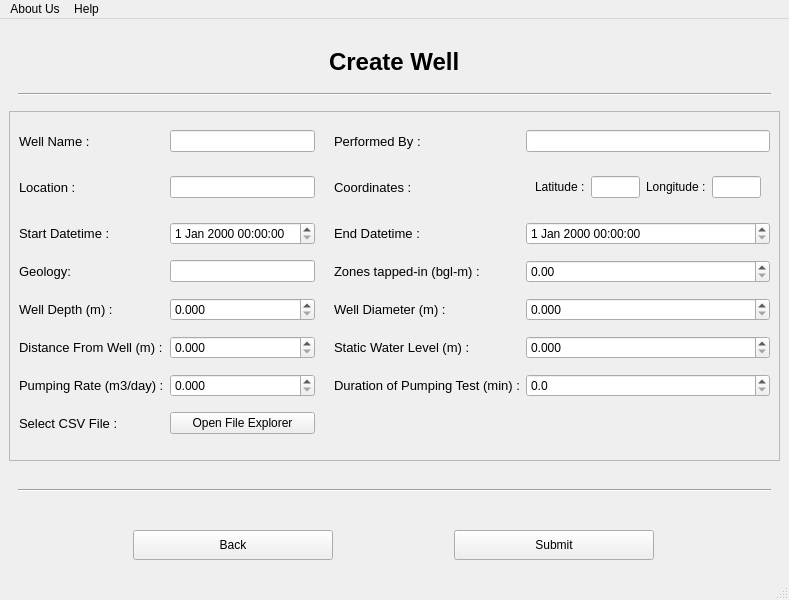
Qt form create_well.ui (dhairyashil-G/CGWB-Desktop-App) before a commit.
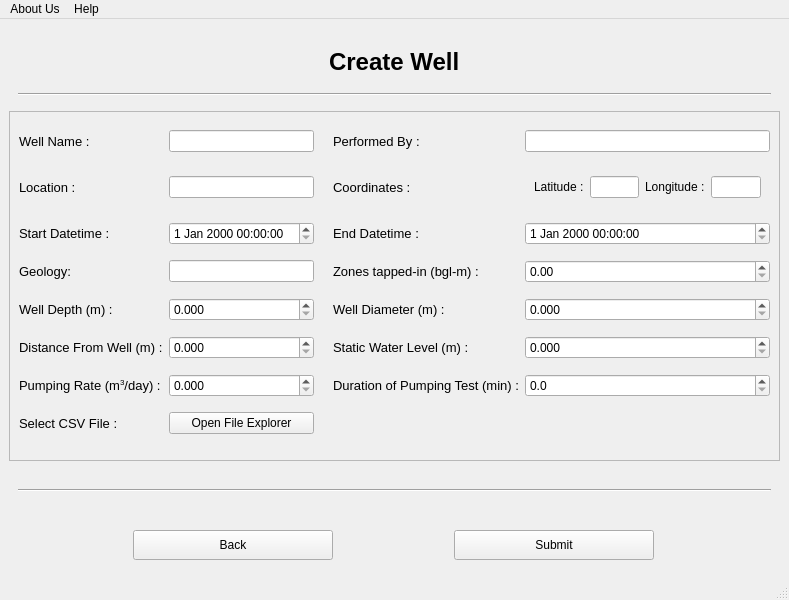
The same form after that commit.

Diff of the .ui file:
```diff
--- a/create_well.ui
+++ b/create_well.ui
@@ -246,7 +246,7 @@
           </font>
          </property>
          <property name="text">
-          <string>Pumping Rate (m3/day) :</string>
+          <string>Pumping Rate (m&lt;sup&gt;3&lt;/sup&gt;/day) :</string>
          </property>
         </widget>
        </item>
```
